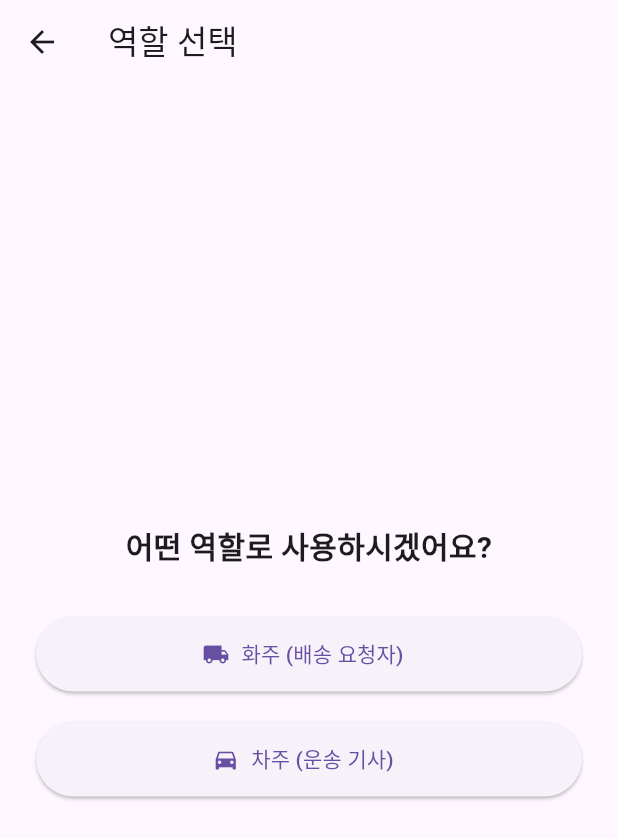
After one commit to KimJeHyun91/Project3, a Flutter app: the RoleSelectionScreen screen opened directly, on a phone screen of 412 x 824 dp. The commit adds this screen. Shown: the top 839 px of the screen. Run offline on Flutter 3.47's test engine with Material 3 defaults, Android fonts, the phone set to English and light mode, and no system bars; our stand-ins replace cloud_firestore, firebase_auth, firebase_core, google_sign_in; accounts and stored records are empty.

Commit message:
화주차주구분

```diff
--- a/lib/models/user_model.dart
+++ b/lib/models/user_model.dart
@@ -3,12 +3,14 @@ class AppUser {
   final String email;
   final String? displayName;
   final String? photoUrl;
+  final String? role;
 
   AppUser({
     required this.uid,
     required this.email,
     this.displayName,
     this.photoUrl,
+    this.role,
   });
 
   Map<String, dynamic> toMap() {
@@ -17,6 +19,7 @@ class AppUser {
       'email': email,
       'displayName': displayName,
       'photoUrl': photoUrl,
+      'role': role,
     };
   }
 
@@ -26,6 +29,7 @@ class AppUser {
       email: map['email'],
       displayName: map['displayName'],
       photoUrl: map['photoUrl'],
+      role: map['role'], // ← 추가
     );
   }
 }
--- a/lib/routes.dart
+++ b/lib/routes.dart
@@ -1,6 +1,7 @@
 import 'package:flutter/material.dart';
 
 import 'screens/auth/login_screen.dart';
+import 'screens/auth/role_selection_screen.dart';
 import 'screens/home/home_screen.dart';
 import 'screens/request/request_screen.dart';
 import 'screens/request/request_list_screen.dart';
@@ -9,14 +10,16 @@ import 'screens/tracking/tracking_screen.dart';
 // import 'screens/route/route_screen.dart'; // 카카오 지도 연동 보류 중
 
 import 'models/user_model.dart';
-import 'models/delivery_request_model.dart'; // 👈 여기에 추가!
+import 'models/delivery_request_model.dart';
 
 final Map<String, WidgetBuilder> appRoutes = {
   '/login': (context) => LoginScreen(),
+  '/select-role': (context) => const RoleSelectionScreen(),
   '/home': (context) {
     final args = ModalRoute.of(context)!.settings.arguments as AppUser;
     return HomeScreen(user: args);
   },
+  // '/driver-home': (context) => const DriverHomeScreen(),
   '/request': (context) => const RequestScreen(),
   '/requestList': (context) => const RequestListScreen(),
   '/request-detail': (context) {
--- a/lib/screens/auth/login_screen.dart
+++ b/lib/screens/auth/login_screen.dart
@@ -1,6 +1,7 @@
 import 'package:flutter/material.dart';
 import '../../services/auth_service.dart';
 import '../home/home_screen.dart';
+import '../auth/role_selection_screen.dart';
 
 class LoginScreen extends StatelessWidget {
   final AuthService _authService = AuthService();
@@ -15,10 +16,7 @@ class LoginScreen extends StatelessWidget {
           onPressed: () async {
             final user = await _authService.signInWithGoogle();
             if (user != null && context.mounted) {
-              Navigator.pushReplacement(
-                context,
-                MaterialPageRoute(builder: (_) => HomeScreen(user: user)),
-              );
+              Navigator.pushReplacementNamed(context, '/select-role');
             }
           },
         ),
--- /dev/null
+++ b/lib/screens/auth/role_selection_screen.dart
@@ -0,0 +1,77 @@
+import 'package:flutter/material.dart';
+import 'package:cloud_firestore/cloud_firestore.dart';
+import 'package:firebase_auth/firebase_auth.dart';
+import '../../models/user_model.dart';
+
+class RoleSelectionScreen extends StatelessWidget {
+  const RoleSelectionScreen({super.key});
+
+  @override
+  Widget build(BuildContext context) {
+    return Scaffold(
+      appBar: AppBar(title: const Text('역할 선택')),
+      body: Padding(
+        padding: const EdgeInsets.all(24.0),
+        child: Column(
+          mainAxisAlignment: MainAxisAlignment.center,
+          children: [
+            const Text(
+              '어떤 역할로 사용하시겠어요?',
+              style: TextStyle(fontSize: 20, fontWeight: FontWeight.bold),
+              textAlign: TextAlign.center,
+            ),
+            const SizedBox(height: 32),
+            ElevatedButton.icon(
+              onPressed: () => _selectRole(context, 'shipper'),
+              icon: const Icon(Icons.local_shipping),
+              label: const Text('화주 (배송 요청자)'),
+              style: ElevatedButton.styleFrom(minimumSize: const Size.fromHeight(50)),
+            ),
+            const SizedBox(height: 20),
+            ElevatedButton.icon(
+              onPressed: () => _selectRole(context, 'driver'),
+              icon: const Icon(Icons.directions_car),
+              label: const Text('차주 (운송 기사)'),
+              style: ElevatedButton.styleFrom(minimumSize: const Size.fromHeight(50)),
+            ),
+          ],
+        ),
+      ),
+    );
+  }
+
+  void _selectRole(BuildContext context, String role) async {
+    final user = FirebaseAuth.instance.currentUser;
+    if (user == null) {
+      ScaffoldMessenger.of(context).showSnackBar(
+        const SnackBar(content: Text('로그인이 필요합니다.')),
+      );
+      return;
+    }
+
+    try {
+      await FirebaseFirestore.instance.collection('users').doc(user.uid).set({
+        'role': role,
+        'updatedAt': Timestamp.now(),
+      }, SetOptions(merge: true));
+
+      if (role == 'shipper') {
+        Navigator.pushReplacementNamed(
+          context,
+          '/home',
+          arguments: AppUser(
+            uid: user.uid,
+            email: user.email ?? '',
+            displayName: user.displayName ?? '',
+          ),
+        );
+      } else {
+        Navigator.pushReplacementNamed(context, '/driver-home');
+      }
+    } catch (e) {
+      ScaffoldMessenger.of(context).showSnackBar(
+        SnackBar(content: Text('역할 저장 실패: $e')),
+      );
+    }
+  }
+}
```
Also changed, not shown: 1 other file.
